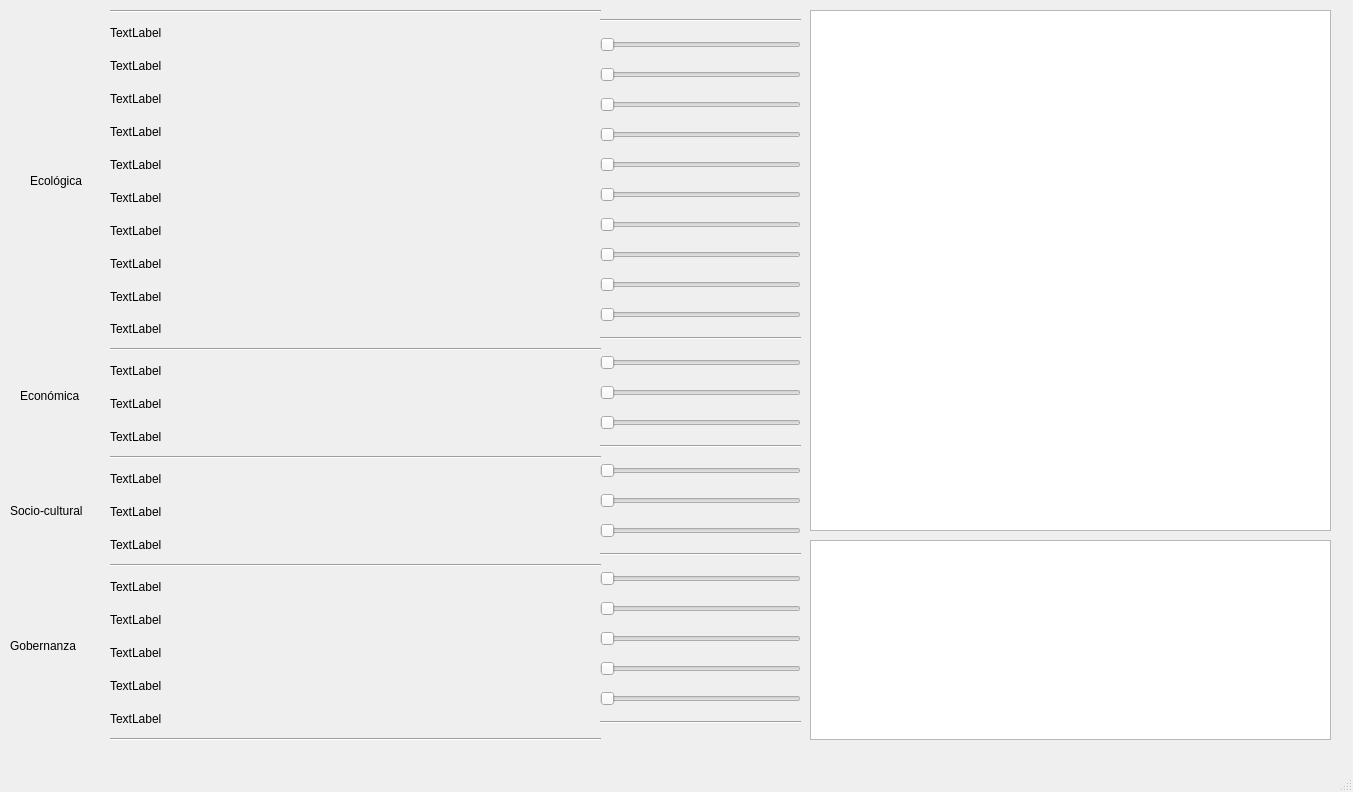
First picture: the form in gui2.ui, repository serranoycandela/correlacion_sostenibilidad, before the edit.
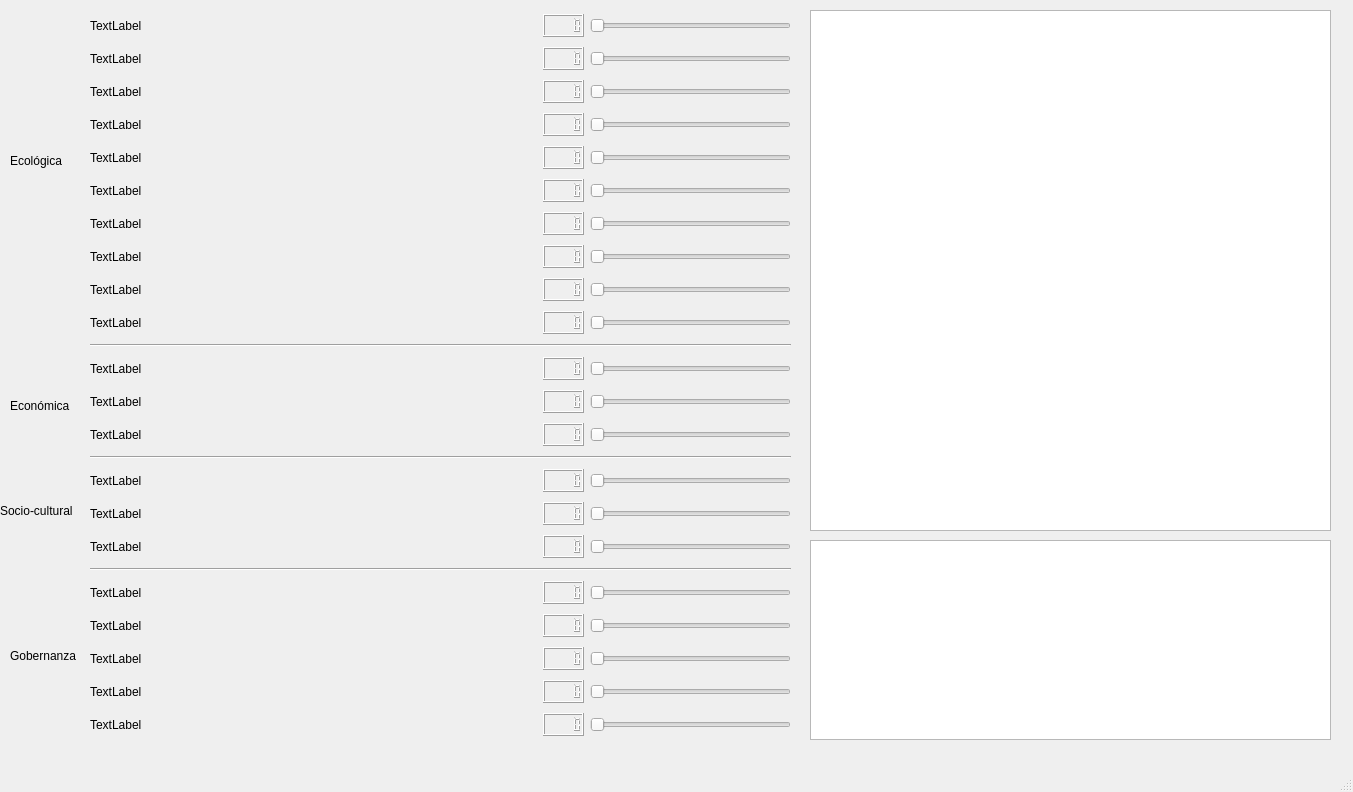
Second picture: the form after the edit.

Commit message: less influence in value functions and numbers aside sliders

Patch:
```diff
--- a/gui2.ui
+++ b/gui2.ui
@@ -54,7 +54,7 @@
     <property name="geometry">
      <rect>
       <x>10</x>
-      <y>570</y>
+      <y>580</y>
       <width>81</width>
       <height>151</height>
      </rect>
@@ -66,7 +66,7 @@
    <widget class="QLabel" name="social">
     <property name="geometry">
      <rect>
-      <x>10</x>
+      <x>0</x>
       <y>460</y>
       <width>91</width>
       <height>101</height>
@@ -79,8 +79,8 @@
    <widget class="QLabel" name="econo">
     <property name="geometry">
      <rect>
-      <x>20</x>
-      <y>340</y>
+      <x>10</x>
+      <y>350</y>
       <width>71</width>
       <height>111</height>
      </rect>
@@ -92,8 +92,8 @@
    <widget class="QLabel" name="ecolo">
     <property name="geometry">
      <rect>
-      <x>30</x>
-      <y>110</y>
+      <x>10</x>
+      <y>90</y>
       <width>61</width>
       <height>141</height>
      </rect>
@@ -105,388 +105,873 @@
    <widget class="QWidget" name="">
     <property name="geometry">
      <rect>
-      <x>600</x>
+      <x>90</x>
       <y>10</y>
-      <width>201</width>
+      <width>701</width>
       <height>731</height>
      </rect>
     </property>
     <layout class="QVBoxLayout" name="verticalLayout">
      <item>
-      <widget class="Line" name="line_8">
-       <property name="orientation">
-        <enum>Qt::Horizontal</enum>
-       </property>
-      </widget>
+      <layout class="QHBoxLayout" name="horizontalLayout">
+       <item>
+        <widget class="QLabel" name="label_0">
+         <property name="minimumSize">
+          <size>
+           <width>449</width>
+           <height>0</height>
+          </size>
+         </property>
+         <property name="text">
+          <string>TextLabel</string>
+         </property>
+        </widget>
+       </item>
+       <item>
+        <widget class="QLCDNumber" name="lcdNumber_0">
+         <property name="maximumSize">
+          <size>
+           <width>41</width>
+           <height>16777215</height>
+          </size>
+         </property>
+        </widget>
+       </item>
+       <item>
+        <widget class="QSlider" name="slider_0">
+         <property name="minimumSize">
+          <size>
+           <width>201</width>
+           <height>0</height>
+          </size>
+         </property>
+         <property name="orientation">
+          <enum>Qt::Horizontal</enum>
+         </property>
+        </widget>
+       </item>
+      </layout>
      </item>
      <item>
-      <widget class="QSlider" name="slider_0">
-       <property name="orientation">
-        <enum>Qt::Horizontal</enum>
-       </property>
-      </widget>
+      <layout class="QHBoxLayout" name="horizontalLayout_2">
+       <item>
+        <widget class="QLabel" name="label_1">
+         <property name="minimumSize">
+          <size>
+           <width>449</width>
+           <height>0</height>
+          </size>
+         </property>
+         <property name="text">
+          <string>TextLabel</string>
+         </property>
+        </widget>
+       </item>
+       <item>
+        <widget class="QLCDNumber" name="lcdNumber_1">
+         <property name="maximumSize">
+          <size>
+           <width>41</width>
+           <height>16777215</height>
+          </size>
+         </property>
+        </widget>
+       </item>
+       <item>
+        <widget class="QSlider" name="slider_1">
+         <property name="minimumSize">
+          <size>
+           <width>201</width>
+           <height>0</height>
+          </size>
+         </property>
+         <property name="orientation">
+          <enum>Qt::Horizontal</enum>
+         </property>
+        </widget>
+       </item>
+      </layout>
      </item>
      <item>
-      <widget class="QSlider" name="slider_1">
-       <property name="orientation">
-        <enum>Qt::Horizontal</enum>
-       </property>
-      </widget>
+      <layout class="QHBoxLayout" name="horizontalLayout_3">
+       <item>
+        <widget class="QLabel" name="label_2">
+         <property name="minimumSize">
+          <size>
+           <width>449</width>
+           <height>0</height>
+          </size>
+         </property>
+         <property name="text">
+          <string>TextLabel</string>
+         </property>
+        </widget>
+       </item>
+       <item>
+        <widget class="QLCDNumber" name="lcdNumber_2">
+         <property name="maximumSize">
+          <size>
+           <width>41</width>
+           <height>16777215</height>
+          </size>
+         </property>
+        </widget>
+       </item>
+       <item>
+        <widget class="QSlider" name="slider_2">
+         <property name="minimumSize">
+          <size>
+           <width>201</width>
+           <height>0</height>
+          </size>
+         </property>
+         <property name="orientation">
+          <enum>Qt::Horizontal</enum>
+         </property>
+        </widget>
+       </item>
+      </layout>
      </item>
      <item>
-      <widget class="QSlider" name="slider_2">
-       <property name="orientation">
-        <enum>Qt::Horizontal</enum>
-       </property>
-      </widget>
+      <layout class="QHBoxLayout" name="horizontalLayout_4">
+       <item>
+        <widget class="QLabel" name="label_3">
+         <property name="minimumSize">
+          <size>
+           <width>449</width>
+           <height>0</height>
+          </size>
+         </property>
+         <property name="text">
+          <string>TextLabel</string>
+         </property>
+        </widget>
+       </item>
+       <item>
+        <widget class="QLCDNumber" name="lcdNumber_3">
+         <property name="maximumSize">
+          <size>
+           <width>41</width>
+           <height>16777215</height>
+          </size>
+         </property>
+        </widget>
+       </item>
+       <item>
+        <widget class="QSlider" name="slider_3">
+         <property name="minimumSize">
+          <size>
+           <width>201</width>
+           <height>0</height>
+          </size>
+         </property>
+         <property name="orientation">
+          <enum>Qt::Horizontal</enum>
+         </property>
+        </widget>
+       </item>
+      </layout>
      </item>
      <item>
-      <widget class="QSlider" name="slider_3">
-       <property name="orientation">
-        <enum>Qt::Horizontal</enum>
-       </property>
-      </widget>
+      <layout class="QHBoxLayout" name="horizontalLayout_5">
+       <item>
+        <widget class="QLabel" name="label_4">
+         <property name="minimumSize">
+          <size>
+           <width>449</width>
+           <height>0</height>
+          </size>
+         </property>
+         <property name="text">
+          <string>TextLabel</string>
+         </property>
+        </widget>
+       </item>
+       <item>
+        <widget class="QLCDNumber" name="lcdNumber_4">
+         <property name="maximumSize">
+          <size>
+           <width>41</width>
+           <height>16777215</height>
+          </size>
+         </property>
+        </widget>
+       </item>
+       <item>
+        <widget class="QSlider" name="slider_4">
+         <property name="minimumSize">
+          <size>
+           <width>201</width>
+           <height>0</height>
+          </size>
+         </property>
+         <property name="orientation">
+          <enum>Qt::Horizontal</enum>
+         </property>
+        </widget>
+       </item>
+      </layout>
      </item>
      <item>
-      <widget class="QSlider" name="slider_4">
-       <property name="orientation">
-        <enum>Qt::Horizontal</enum>
-       </property>
-      </widget>
+      <layout class="QHBoxLayout" name="horizontalLayout_6">
+       <item>
+        <widget class="QLabel" name="label_5">
+         <property name="minimumSize">
+          <size>
+           <width>449</width>
+           <height>0</height>
+          </size>
+         </property>
+         <property name="text">
+          <string>TextLabel</string>
+         </property>
+        </widget>
+       </item>
+       <item>
+        <widget class="QLCDNumber" name="lcdNumber_5">
+         <property name="maximumSize">
+          <size>
+           <width>41</width>
+           <height>16777215</height>
+          </size>
+         </property>
+        </widget>
+       </item>
+       <item>
+        <widget class="QSlider" name="slider_5">
+         <property name="minimumSize">
+          <size>
+           <width>201</width>
+           <height>0</height>
+          </size>
+         </property>
+         <property name="orientation">
+          <enum>Qt::Horizontal</enum>
+         </property>
+        </widget>
+       </item>
+      </layout>
      </item>
      <item>
-      <widget class="QSlider" name="slider_5">
-       <property name="orientation">
-        <enum>Qt::Horizontal</enum>
-       </property>
-      </widget>
+      <layout class="QHBoxLayout" name="horizontalLayout_7">
+       <item>
+        <widget class="QLabel" name="label_6">
+         <property name="minimumSize">
+          <size>
+           <width>449</width>
+           <height>0</height>
+          </size>
+         </property>
+         <property name="text">
+          <string>TextLabel</string>
+         </property>
+        </widget>
+       </item>
+       <item>
+        <widget class="QLCDNumber" name="lcdNumber_6">
+         <property name="maximumSize">
+          <size>
+           <width>41</width>
+           <height>16777215</height>
+          </size>
+         </property>
+        </widget>
+       </item>
+       <item>
+        <widget class="QSlider" name="slider_6">
+         <property name="minimumSize">
+          <size>
+           <width>201</width>
+           <height>0</height>
+          </size>
+         </property>
+         <property name="orientation">
+          <enum>Qt::Horizontal</enum>
+         </property>
+        </widget>
+       </item>
+      </layout>
      </item>
      <item>
-      <widget class="QSlider" name="slider_6">
-       <property name="orientation">
-        <enum>Qt::Horizontal</enum>
-       </property>
-      </widget>
+      <layout class="QHBoxLayout" name="horizontalLayout_8">
+       <item>
+        <widget class="QLabel" name="label_7">
+         <property name="minimumSize">
+          <size>
+           <width>449</width>
+           <height>0</height>
+          </size>
+         </property>
+         <property name="text">
+          <string>TextLabel</string>
+         </property>
+        </widget>
+       </item>
+       <item>
+        <widget class="QLCDNumber" name="lcdNumber_7">
+         <property name="maximumSize">
+          <size>
+           <width>41</width>
+           <height>16777215</height>
+          </size>
+         </property>
+        </widget>
+       </item>
+       <item>
+        <widget class="QSlider" name="slider_7">
+         <property name="minimumSize">
+          <size>
+           <width>201</width>
+           <height>0</height>
+          </size>
+         </property>
+         <property name="orientation">
+          <enum>Qt::Horizontal</enum>
+         </property>
+        </widget>
+       </item>
+      </layout>
      </item>
      <item>
-      <widget class="QSlider" name="slider_7">
-       <property name="orientation">
-        <enum>Qt::Horizontal</enum>
-       </property>
-      </widget>
+      <layout class="QHBoxLayout" name="horizontalLayout_9">
+       <item>
+        <widget class="QLabel" name="label_8">
+         <property name="minimumSize">
+          <size>
+           <width>449</width>
+           <height>0</height>
+          </size>
+         </property>
+         <property name="text">
+          <string>TextLabel</string>
+         </property>
+        </widget>
+       </item>
+       <item>
+        <widget class="QLCDNumber" name="lcdNumber_8">
+         <property name="maximumSize">
+          <size>
+           <width>41</width>
+           <height>16777215</height>
+          </size>
+         </property>
+        </widget>
+       </item>
+       <item>
+        <widget class="QSlider" name="slider_8">
+         <property name="minimumSize">
+          <size>
+           <width>201</width>
+           <height>0</height>
+          </size>
+         </property>
+         <property name="orientation">
+          <enum>Qt::Horizontal</enum>
+         </property>
+        </widget>
+       </item>
+      </layout>
      </item>
      <item>
-      <widget class="QSlider" name="slider_8">
-       <property name="orientation">
-        <enum>Qt::Horizontal</enum>
-       </property>
-      </widget>
+      <layout class="QHBoxLayout" name="horizontalLayout_10">
+       <item>
+        <widget class="QLabel" name="label_9">
+         <property name="minimumSize">
+          <size>
+           <width>449</width>
+           <height>0</height>
+          </size>
+         </property>
+         <property name="text">
+          <string>TextLabel</string>
+         </property>
+        </widget>
+       </item>
+       <item>
+        <widget class="QLCDNumber" name="lcdNumber_9">
+         <property name="maximumSize">
+          <size>
+           <width>41</width>
+           <height>16777215</height>
+          </size>
+         </property>
+        </widget>
+       </item>
+       <item>
+        <widget class="QSlider" name="slider_9">
+         <property name="minimumSize">
+          <size>
+           <width>201</width>
+           <height>0</height>
+          </size>
+         </property>
+         <property name="orientation">
+          <enum>Qt::Horizontal</enum>
+         </property>
+        </widget>
+       </item>
+      </layout>
      </item>
      <item>
-      <widget class="QSlider" name="slider_9">
+      <widget class="Line" name="line_11">
        <property name="orientation">
         <enum>Qt::Horizontal</enum>
        </property>
       </widget>
      </item>
      <item>
-      <widget class="Line" name="line_4">
-       <property name="orientation">
-        <enum>Qt::Horizontal</enum>
-       </property>
-      </widget>
+      <layout class="QHBoxLayout" name="horizontalLayout_11">
+       <item>
+        <widget class="QLabel" name="label_10">
+         <property name="minimumSize">
+          <size>
+           <width>449</width>
+           <height>0</height>
+          </size>
+         </property>
+         <property name="text">
+          <string>TextLabel</string>
+         </property>
+        </widget>
+       </item>
+       <item>
+        <widget class="QLCDNumber" name="lcdNumber_10">
+         <property name="maximumSize">
+          <size>
+           <width>41</width>
+           <height>16777215</height>
+          </size>
+         </property>
+        </widget>
+       </item>
+       <item>
+        <widget class="QSlider" name="slider_10">
+         <property name="minimumSize">
+          <size>
+           <width>201</width>
+           <height>0</height>
+          </size>
+         </property>
+         <property name="orientation">
+          <enum>Qt::Horizontal</enum>
+         </property>
+        </widget>
+       </item>
+      </layout>
      </item>
      <item>
-      <widget class="QSlider" name="slider_10">
-       <property name="orientation">
-        <enum>Qt::Horizontal</enum>
-       </property>
-      </widget>
+      <layout class="QHBoxLayout" name="horizontalLayout_12">
+       <item>
+        <widget class="QLabel" name="label_11">
+         <property name="minimumSize">
+          <size>
+           <width>449</width>
+           <height>0</height>
+          </size>
+         </property>
+         <property name="text">
+          <string>TextLabel</string>
+         </property>
+        </widget>
+       </item>
+       <item>
+        <widget class="QLCDNumber" name="lcdNumber_11">
+         <property name="maximumSize">
+          <size>
+           <width>41</width>
+           <height>16777215</height>
+          </size>
+         </property>
+        </widget>
+       </item>
+       <item>
+        <widget class="QSlider" name="slider_11">
+         <property name="minimumSize">
+          <size>
+           <width>201</width>
+           <height>0</height>
+          </size>
+         </property>
+         <property name="orientation">
+          <enum>Qt::Horizontal</enum>
+         </property>
+        </widget>
+       </item>
+      </layout>
      </item>
      <item>
-      <widget class="QSlider" name="slider_11">
-       <property name="orientation">
-        <enum>Qt::Horizontal</enum>
-       </property>
-      </widget>
+      <layout class="QHBoxLayout" name="horizontalLayout_13">
+       <item>
+        <widget class="QLabel" name="label_12">
+         <property name="minimumSize">
+          <size>
+           <width>449</width>
+           <height>0</height>
+          </size>
+         </property>
+         <property name="text">
+          <string>TextLabel</string>
+         </property>
+        </widget>
+       </item>
+       <item>
+        <widget class="QLCDNumber" name="lcdNumber_12">
+         <property name="maximumSize">
+          <size>
+           <width>41</width>
+           <height>16777215</height>
+          </size>
+         </property>
+        </widget>
+       </item>
+       <item>
+        <widget class="QSlider" name="slider_12">
+         <property name="minimumSize">
+          <size>
+           <width>201</width>
+           <height>0</height>
+          </size>
+         </property>
+         <property name="orientation">
+          <enum>Qt::Horizontal</enum>
+         </property>
+        </widget>
+       </item>
+      </layout>
      </item>
      <item>
-      <widget class="QSlider" name="slider_12">
+      <widget class="Line" name="line_12">
        <property name="orientation">
         <enum>Qt::Horizontal</enum>
        </property>
       </widget>
      </item>
      <item>
-      <widget class="Line" name="line_5">
-       <property name="orientation">
-        <enum>Qt::Horizontal</enum>
-       </property>
-      </widget>
+      <layout class="QHBoxLayout" name="horizontalLayout_14">
+       <item>
+        <widget class="QLabel" name="label_13">
+         <property name="minimumSize">
+          <size>
+           <width>449</width>
+           <height>0</height>
+          </size>
+         </property>
+         <property name="text">
+          <string>TextLabel</string>
+         </property>
+        </widget>
+       </item>
+       <item>
+        <widget class="QLCDNumber" name="lcdNumber_13">
+         <property name="maximumSize">
+          <size>
+           <width>41</width>
+           <height>16777215</height>
+          </size>
+         </property>
+        </widget>
+       </item>
+       <item>
+        <widget class="QSlider" name="slider_13">
+         <property name="minimumSize">
+          <size>
+           <width>201</width>
+           <height>0</height>
+          </size>
+         </property>
+         <property name="orientation">
+          <enum>Qt::Horizontal</enum>
+         </property>
+        </widget>
+       </item>
+      </layout>
      </item>
      <item>
-      <widget class="QSlider" name="slider_13">
-       <property name="orientation">
-        <enum>Qt::Horizontal</enum>
-       </property>
-      </widget>
+      <layout class="QHBoxLayout" name="horizontalLayout_15">
+       <item>
+        <widget class="QLabel" name="label_14">
+         <property name="minimumSize">
+          <size>
+           <width>449</width>
+           <height>0</height>
+          </size>
+         </property>
+         <property name="text">
+          <string>TextLabel</string>
+         </property>
+        </widget>
+       </item>
+       <item>
+        <widget class="QLCDNumber" name="lcdNumber_14">
+         <property name="maximumSize">
+          <size>
+           <width>41</width>
+           <height>16777215</height>
+          </size>
+         </property>
+        </widget>
+       </item>
+       <item>
+        <widget class="QSlider" name="slider_14">
+         <property name="minimumSize">
+          <size>
+           <width>201</width>
+           <height>0</height>
+          </size>
+         </property>
+         <property name="orientation">
+          <enum>Qt::Horizontal</enum>
+         </property>
+        </widget>
+       </item>
+      </layout>
      </item>
      <item>
-      <widget class="QSlider" name="slider_14">
-       <property name="orientation">
-        <enum>Qt::Horizontal</enum>
-       </property>
-      </widget>
+      <layout class="QHBoxLayout" name="horizontalLayout_16">
+       <item>
+        <widget class="QLabel" name="label_15">
+         <property name="minimumSize">
+          <size>
+           <width>449</width>
+           <height>0</height>
+          </size>
+         </property>
+         <property name="text">
+          <string>TextLabel</string>
+         </property>
+        </widget>
+       </item>
+       <item>
+        <widget class="QLCDNumber" name="lcdNumber_15">
+         <property name="maximumSize">
+          <size>
+           <width>41</width>
+           <height>16777215</height>
+          </size>
+         </property>
+        </widget>
+       </item>
+       <item>
+        <widget class="QSlider" name="slider_15">
+         <property name="minimumSize">
+          <size>
+           <width>201</width>
+           <height>0</height>
+          </size>
+         </property>
+         <property name="orientation">
+          <enum>Qt::Horizontal</enum>
+         </property>
+        </widget>
+       </item>
+      </layout>
      </item>
      <item>
-      <widget class="QSlider" name="slider_15">
+      <widget class="Line" name="line_13">
        <property name="orientation">
         <enum>Qt::Horizontal</enum>
        </property>
       </widget>
      </item>
      <item>
-      <widget class="Line" name="line_6">
-       <property name="orientation">
-        <enum>Qt::Horizontal</enum>
-       </property>
-      </widget>
+      <layout class="QHBoxLayout" name="horizontalLayout_17">
+       <item>
+        <widget class="QLabel" name="label_16">
+         <property name="minimumSize">
+          <size>
+           <width>449</width>
+           <height>0</height>
+          </size>
+         </property>
+         <property name="text">
+          <string>TextLabel</string>
+         </property>
+        </widget>
+       </item>
+       <item>
+        <widget class="QLCDNumber" name="lcdNumber_16">
+         <property name="maximumSize">
+          <size>
+           <width>41</width>
+           <height>16777215</height>
+          </size>
+         </property>
+        </widget>
+       </item>
+       <item>
+        <widget class="QSlider" name="slider_16">
+         <property name="minimumSize">
+          <size>
+           <width>201</width>
+           <height>0</height>
+          </size>
+         </property>
+         <property name="orientation">
+          <enum>Qt::Horizontal</enum>
+         </property>
+        </widget>
+       </item>
+      </layout>
      </item>
      <item>
-      <widget class="QSlider" name="slider_16">
-       <property name="orientation">
-        <enum>Qt::Horizontal</enum>
-       </property>
-      </widget>
+      <layout class="QHBoxLayout" name="horizontalLayout_18">
+       <item>
+        <widget class="QLabel" name="label_17">
+         <property name="minimumSize">
+          <size>
+           <width>449</width>
+           <height>0</height>
+          </size>
+         </property>
+         <property name="text">
+          <string>TextLabel</string>
+         </property>
+        </widget>
+       </item>
+       <item>
+        <widget class="QLCDNumber" name="lcdNumber_17">
+         <property name="maximumSize">
+          <size>
+           <width>41</width>
+           <height>16777215</height>
+          </size>
+         </property>
+        </widget>
+       </item>
+       <item>
+        <widget class="QSlider" name="slider_17">
+         <property name="minimumSize">
+          <size>
+           <width>201</width>
+           <height>0</height>
+          </size>
+         </property>
+         <property name="orientation">
+          <enum>Qt::Horizontal</enum>
+         </property>
+        </widget>
+       </item>
+      </layout>
      </item>
      <item>
-      <widget class="QSlider" name="slider_17">
-       <property name="orientation">
-        <enum>Qt::Horizontal</enum>
-       </property>
-      </widget>
+      <layout class="QHBoxLayout" name="horizontalLayout_19">
+       <item>
+        <widget class="QLabel" name="label_18">
+         <property name="minimumSize">
+          <size>
+           <width>449</width>
+           <height>0</height>
+          </size>
+         </property>
+         <property name="text">
+          <string>TextLabel</string>
+         </property>
+        </widget>
+       </item>
+       <item>
+        <widget class="QLCDNumber" name="lcdNumber_18">
+         <property name="maximumSize">
+          <size>
+           <width>41</width>
+           <height>16777215</height>
+          </size>
+         </property>
+        </widget>
+       </item>
+       <item>
+        <widget class="QSlider" name="slider_18">
+         <property name="minimumSize">
+          <size>
+           <width>201</width>
+           <height>0</height>
+          </size>
+         </property>
+         <property name="orientation">
+          <enum>Qt::Horizontal</enum>
+         </property>
+        </widget>
+       </item>
+      </layout>
      </item>
      <item>
-      <widget class="QSlider" name="slider_18">
-       <property name="orientation">
-        <enum>Qt::Horizontal</enum>
-       </property>
-      </widget>
+      <layout class="QHBoxLayout" name="horizontalLayout_20">
+       <item>
+        <widget class="QLabel" name="label_19">
+         <property name="minimumSize">
+          <size>
+           <width>449</width>
+           <height>0</height>
+          </size>
+         </property>
+         <property name="text">
+          <string>TextLabel</string>
+         </property>
+        </widget>
+       </item>
+       <item>
+        <widget class="QLCDNumber" name="lcdNumber_19">
+         <property name="maximumSize">
+          <size>
+           <width>41</width>
+           <height>16777215</height>
+          </size>
+         </property>
+        </widget>
+       </item>
+       <item>
+        <widget class="QSlider" name="slider_19">
+         <property name="minimumSize">
+          <size>
+           <width>201</width>
+           <height>0</height>
+          </size>
+         </property>
+         <property name="orientation">
+          <enum>Qt::Horizontal</enum>
+         </property>
+        </widget>
+       </item>
+      </layout>
      </item>
      <item>
-      <widget class="QSlider" name="slider_19">
-       <property name="orientation">
-        <enum>Qt::Horizontal</enum>
-       </property>
-      </widget>
-     </item>
-     <item>
-      <widget class="QSlider" name="slider_20">
-       <property name="orientation">
-        <enum>Qt::Horizontal</enum>
-       </property>
-      </widget>
-     </item>
-     <item>
-      <widget class="Line" name="line_10">
-       <property name="orientation">
-        <enum>Qt::Horizontal</enum>
-       </property>
-      </widget>
-     </item>
-    </layout>
-   </widget>
-   <widget class="QWidget" name="">
-    <property name="geometry">
-     <rect>
-      <x>110</x>
-      <y>10</y>
-      <width>491</width>
-      <height>731</height>
-     </rect>
-    </property>
-    <layout class="QVBoxLayout" name="verticalLayout_2">
-     <item>
-      <widget class="Line" name="line_7">
-       <property name="orientation">
-        <enum>Qt::Horizontal</enum>
-       </property>
-      </widget>
-     </item>
-     <item>
-      <widget class="QLabel" name="label_0">
-       <property name="text">
-        <string>TextLabel</string>
-       </property>
-      </widget>
-     </item>
-     <item>
-      <widget class="QLabel" name="label_1">
-       <property name="text">
-        <string>TextLabel</string>
-       </property>
-      </widget>
-     </item>
-     <item>
-      <widget class="QLabel" name="label_2">
-       <property name="text">
-        <string>TextLabel</string>
-       </property>
-      </widget>
-     </item>
-     <item>
-      <widget class="QLabel" name="label_3">
-       <property name="text">
-        <string>TextLabel</string>
-       </property>
-      </widget>
-     </item>
-     <item>
-      <widget class="QLabel" name="label_4">
-       <property name="text">
-        <string>TextLabel</string>
-       </property>
-      </widget>
-     </item>
-     <item>
-      <widget class="QLabel" name="label_5">
-       <property name="text">
-        <string>TextLabel</string>
-       </property>
-      </widget>
-     </item>
-     <item>
-      <widget class="QLabel" name="label_6">
-       <property name="text">
-        <string>TextLabel</string>
-       </property>
-      </widget>
-     </item>
-     <item>
-      <widget class="QLabel" name="label_7">
-       <property name="text">
-        <string>TextLabel</string>
-       </property>
-      </widget>
-     </item>
-     <item>
-      <widget class="QLabel" name="label_8">
-       <property name="text">
-        <string>TextLabel</string>
-       </property>
-      </widget>
-     </item>
-     <item>
-      <widget class="QLabel" name="label_9">
-       <property name="text">
-        <string>TextLabel</string>
-       </property>
-      </widget>
-     </item>
-     <item>
-      <widget class="Line" name="line">
-       <property name="orientation">
-        <enum>Qt::Horizontal</enum>
-       </property>
-      </widget>
-     </item>
-     <item>
-      <widget class="QLabel" name="label_10">
-       <property name="text">
-        <string>TextLabel</string>
-       </property>
-      </widget>
-     </item>
-     <item>
-      <widget class="QLabel" name="label_11">
-       <property name="text">
-        <string>TextLabel</string>
-       </property>
-      </widget>
-     </item>
-     <item>
-      <widget class="QLabel" name="label_12">
-       <property name="text">
-        <string>TextLabel</string>
-       </property>
-      </widget>
-     </item>
-     <item>
-      <widget class="Line" name="line_2">
-       <property name="orientation">
-        <enum>Qt::Horizontal</enum>
-       </property>
-      </widget>
-     </item>
-     <item>
-      <widget class="QLabel" name="label_13">
-       <property name="text">
-        <string>TextLabel</string>
-       </property>
-      </widget>
-     </item>
-     <item>
-      <widget class="QLabel" name="label_14">
-       <property name="text">
-        <string>TextLabel</string>
-       </property>
-      </widget>
-     </item>
-     <item>
-      <widget class="QLabel" name="label_15">
-       <property name="text">
-        <string>TextLabel</string>
-       </property>
-      </widget>
-     </item>
-     <item>
-      <widget class="Line" name="line_3">
-       <property name="orientation">
-        <enum>Qt::Horizontal</enum>
-       </property>
-      </widget>
-     </item>
-     <item>
-      <widget class="QLabel" name="label_16">
-       <property name="text">
-        <string>TextLabel</string>
-       </property>
-      </widget>
-     </item>
-     <item>
-      <widget class="QLabel" name="label_17">
-       <property name="text">
-        <string>TextLabel</string>
-       </property>
-      </widget>
-     </item>
-     <item>
-      <widget class="QLabel" name="label_18">
-       <property name="text">
-        <string>TextLabel</string>
-       </property>
-      </widget>
-     </item>
-     <item>
-      <widget class="QLabel" name="label_19">
-       <property name="text">
-        <string>TextLabel</string>
-       </property>
-      </widget>
-     </item>
-     <item>
-      <widget class="QLabel" name="label_20">
-       <property name="text">
-        <string>TextLabel</string>
-       </property>
-      </widget>
-     </item>
-     <item>
-      <widget class="Line" name="line_9">
-       <property name="orientation">
-        <enum>Qt::Horizontal</enum>
-       </property>
-      </widget>
+      <layout class="QHBoxLayout" name="horizontalLayout_21">
+       <item>
+        <widget class="QLabel" name="label_20">
+         <property name="minimumSize">
+          <size>
+           <width>449</width>
+           <height>0</height>
+          </size>
+         </property>
+         <property name="text">
+          <string>TextLabel</string>
+         </property>
+        </widget>
+       </item>
+       <item>
+        <widget class="QLCDNumber" name="lcdNumber_20">
+         <property name="maximumSize">
+          <size>
+           <width>41</width>
+           <height>16777215</height>
+          </size>
+         </property>
+        </widget>
+       </item>
+       <item>
+        <widget class="QSlider" name="slider_20">
+         <property name="minimumSize">
+          <size>
+           <width>201</width>
+           <height>0</height>
+          </size>
+         </property>
+         <property name="orientation">
+          <enum>Qt::Horizontal</enum>
+         </property>
+        </widget>
+       </item>
+      </layout>
      </item>
     </layout>
    </widget>
```
Left out of the diff: 2 changed lines with no effect on the pictures. The commit also changes 4 other files.
